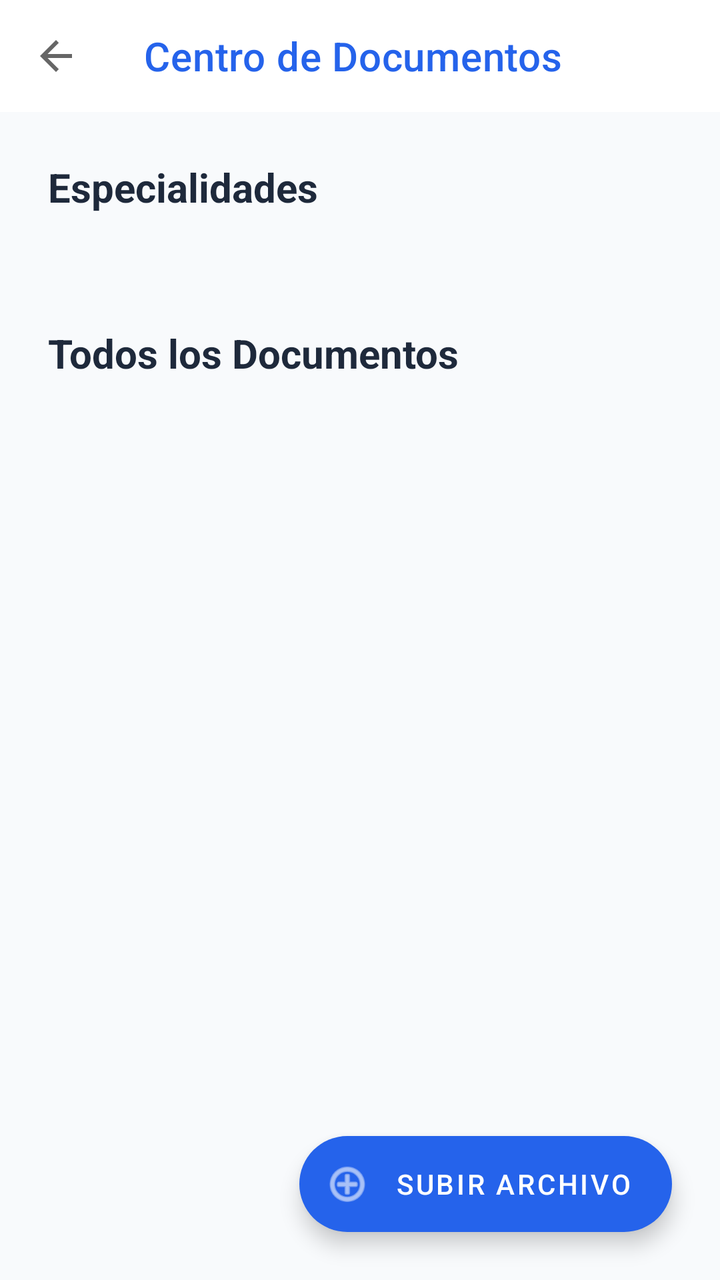
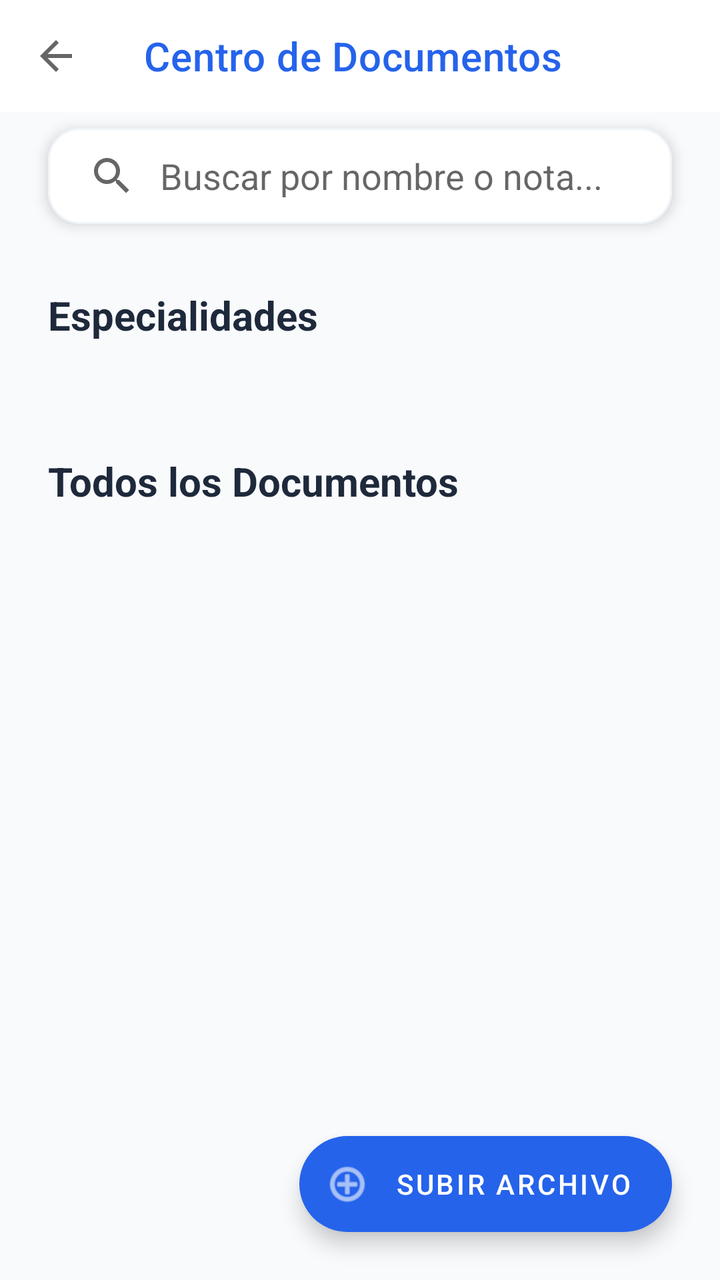

Two renders of the same Android screen: before a commit and after it. Below are the layout's source before the change and the commit's diff.
<!-- AndroidManifest.xml: activity theme AppTheme.NoActionBar -->
<!-- res/layout/activity_documentos.xml -->
<?xml version="1.0" encoding="utf-8"?>
<androidx.coordinatorlayout.widget.CoordinatorLayout xmlns:android="http://schemas.android.com/apk/res/android"
    xmlns:app="http://schemas.android.com/apk/res-auto"
    android:layout_width="match_parent"
    android:layout_height="match_parent"
    android:background="@color/background">

    <androidx.appcompat.widget.Toolbar
        android:id="@+id/toolbar"
        android:layout_width="match_parent"
        android:layout_height="?attr/actionBarSize"
        android:background="@color/white"
        app:title="Centro de Documentos"
        app:titleTextColor="@color/primary"
        app:navigationIcon="?attr/homeAsUpIndicator" />

    <androidx.core.widget.NestedScrollView
        android:layout_width="match_parent"
        android:layout_height="match_parent"
        android:layout_marginTop="?attr/actionBarSize">

        <LinearLayout
            android:layout_width="match_parent"
            android:layout_height="wrap_content"
            android:orientation="vertical"
            android:padding="24dp">

            
            <TextView
                style="@style/SectionTitle"
                android:layout_width="wrap_content"
                android:layout_height="wrap_content"
                android:text="Especialidades"
                android:layout_marginTop="0dp" />

            <androidx.recyclerview.widget.RecyclerView
                android:id="@+id/rvSpecialties"
                android:layout_width="match_parent"
                android:layout_height="wrap_content"
                android:clipToPadding="false"
                android:paddingBottom="16dp" />

            
            <TextView
                android:id="@+id/tvRecentTitle"
                style="@style/SectionTitle"
                android:layout_width="wrap_content"
                android:layout_height="wrap_content"
                android:text="Todos los Documentos"
                android:layout_marginBottom="16dp" />

            <androidx.recyclerview.widget.RecyclerView
                android:id="@+id/rvDocuments"
                android:layout_width="match_parent"
                android:layout_height="wrap_content"
                android:nestedScrollingEnabled="false" />

            <TextView
                android:id="@+id/tvEmptyState"
                android:layout_width="match_parent"
                android:layout_height="wrap_content"
                android:text="No hay documentos subidos"
                android:gravity="center"
                android:padding="40dp"
                android:visibility="gone" />

            <View
                android:layout_width="match_parent"
                android:layout_height="80dp" />

        </LinearLayout>
    </androidx.core.widget.NestedScrollView>

    <com.google.android.material.floatingactionbutton.ExtendedFloatingActionButton
        android:id="@+id/btnUploadDocument"
        android:layout_width="wrap_content"
        android:layout_height="wrap_content"
        android:layout_margin="24dp"
        android:text="SUBIR ARCHIVO"
        android:textColor="@color/white"
        app:icon="@android:drawable/ic_menu_add"
        app:iconTint="@color/white"
        app:backgroundTint="@color/primary"
        android:layout_gravity="bottom|end" />

</androidx.coordinatorlayout.widget.CoordinatorLayout>
<!-- resources referenced by this layout -->
<resources>
  <color name="background">#F8FAFC</color>
  <color name="primary">#2563EB</color>
  <color name="white">#FFFFFF</color>
  <style name="SectionTitle">
          <item name="android:textSize">20sp</item>
          <item name="android:textColor">@color/text_primary</item>
          <item name="android:textStyle">bold</item>
          <item name="android:layout_marginBottom">16dp</item>
          <item name="android:layout_marginTop">24dp</item>
      </style>
  <style name="AppTheme.NoActionBar" parent="AppTheme" />
  <color name="text_primary">#1E293B</color>
  <style name="AppTheme" parent="Theme.MaterialComponents.Light.NoActionBar">
          <item name="colorPrimary">@color/primary</item>
          <item name="colorPrimaryDark">@color/primary_dark</item>
          <item name="colorAccent">@color/accent</item>
          <item name="android:windowBackground">@color/background</item>
          <item name="bottomNavigationStyle">@style/CustomBottomNavigation</item>
      </style>
  <color name="primary_dark">#1E40AF</color>
  <color name="accent">#10B981</color>
  <style name="CustomBottomNavigation" parent="Widget.MaterialComponents.BottomNavigationView">
          <item name="labelVisibilityMode">labeled</item>
          <item name="itemIconSize">22dp</item>
          <item name="itemRippleColor">@color/primary_light</item>
          <item name="backgroundTint">@color/white</item>
          <item name="itemIconTint">@color/selector_nav_color</item>
          <item name="itemTextColor">@color/selector_nav_color</item>
          <item name="android:paddingTop">0dp</item>
          <item name="android:paddingBottom">0dp</item>
      </style>
  <color name="primary_light">#DBEAFE</color>
</resources>

<!-- the commit's change to res/layout/activity_documentos.xml (unified diff, before → after) -->
@@ -14,10 +14,30 @@
         app:titleTextColor="@color/primary"
         app:navigationIcon="?attr/homeAsUpIndicator" />
 
+    <com.google.android.material.card.MaterialCardView
+        android:id="@+id/cardSearchDocs"
+        android:layout_width="match_parent"
+        android:layout_height="wrap_content"
+        android:layout_marginHorizontal="24dp"
+        android:layout_marginTop="64dp"
+        app:cardCornerRadius="16dp"
+        app:cardElevation="4dp"
+        app:strokeColor="#F1F5F9"
+        app:strokeWidth="1dp">
+
+        <androidx.appcompat.widget.SearchView
+            android:id="@+id/searchDocs"
+            android:layout_width="match_parent"
+            android:layout_height="wrap_content"
+            app:iconifiedByDefault="false"
+            app:queryHint="Buscar por nombre o nota..."
+            app:queryBackground="@android:color/transparent" />
+    </com.google.android.material.card.MaterialCardView>
+
     <androidx.core.widget.NestedScrollView
         android:layout_width="match_parent"
         android:layout_height="match_parent"
-        android:layout_marginTop="?attr/actionBarSize">
+        android:layout_marginTop="120dp">
 
         <LinearLayout
             android:layout_width="match_parent"
